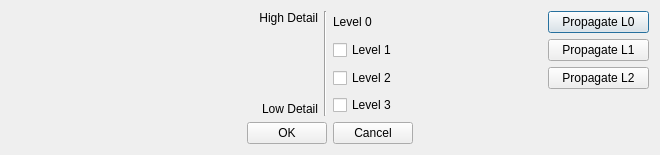
This is native/src/DovahKit/ui/form_windows/static/FormSubdialogStaticLODMeshes.ui in DavidJCobb/DovahKit as Qt 5 draws it before an edit. The edited form follows.
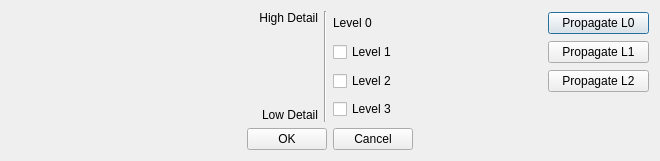
This is the edited form. Custom widgets are drawn as their Qt base class.

Diff of the .ui file:
```diff
--- a/native/src/DovahKit/ui/form_windows/static/FormSubdialogStaticLODMeshes.ui
+++ b/native/src/DovahKit/ui/form_windows/static/FormSubdialogStaticLODMeshes.ui
@@ -7,7 +7,7 @@
     <x>0</x>
     <y>0</y>
     <width>660</width>
-    <height>155</height>
+    <height>161</height>
    </rect>
   </property>
   <property name="windowTitle">
```
Left out of the diff: 44 changed lines with no effect on the pictures.
